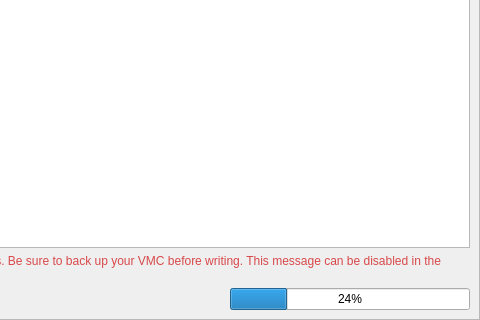
Old version of the form src/OplPcTools/UI/VmcDetailsActivity.ui in the repository brainstream/OPL-PC-Tools; both pictures show x 351 to 831 and y 256 to 576 of the 831 by 576 pixel window.
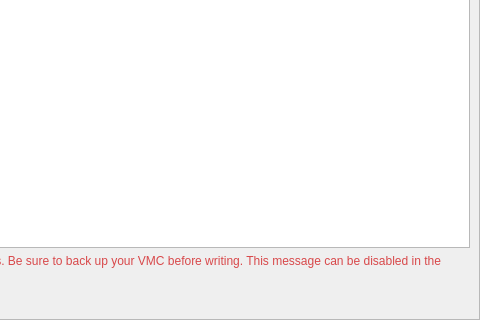
New version of the form. Icons and pictures are not drawn. Custom widgets are drawn as their Qt base class.

Commit message: VMC progress bar indicator replaced with label

The edit to the form file:
```diff
--- a/src/OplPcTools/UI/VmcDetailsActivity.ui
+++ b/src/OplPcTools/UI/VmcDetailsActivity.ui
@@ -229,22 +229,10 @@
           </property>
          </spacer>
         </item>
-        <item>
-         <widget class="QProgressBar" name="mp_progress_bar_free">
-          <property name="sizePolicy">
-           <sizepolicy hsizetype="Preferred" vsizetype="Fixed">
-            <horstretch>0</horstretch>
-            <verstretch>0</verstretch>
-           </sizepolicy>
-          </property>
-          <property name="minimumSize">
-           <size>
-            <width>240</width>
-            <height>0</height>
-           </size>
-          </property>
-          <property name="value">
-           <number>24</number>
+        <item alignment="Qt::AlignmentFlag::AlignVCenter">
+         <widget class="QLabel" name="mp_label_free">
+          <property name="text">
+           <string notr="true"/>
           </property>
          </widget>
         </item>
```
The commit also changes 2 other files.
